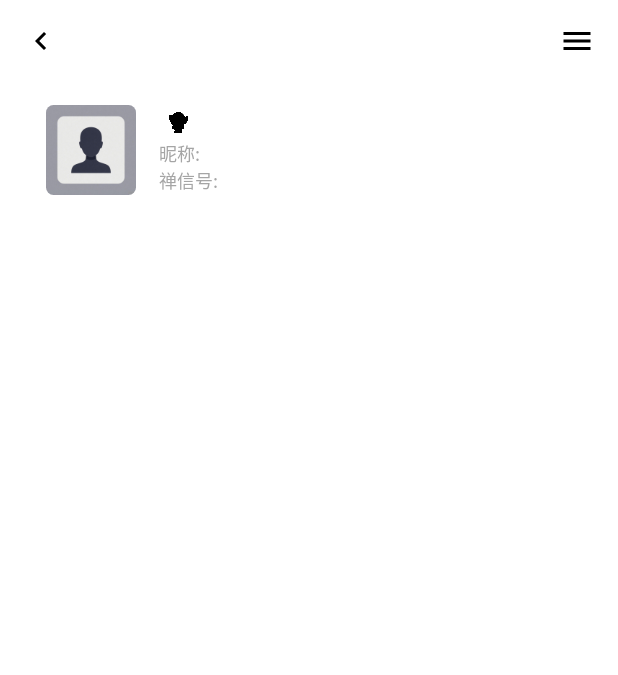
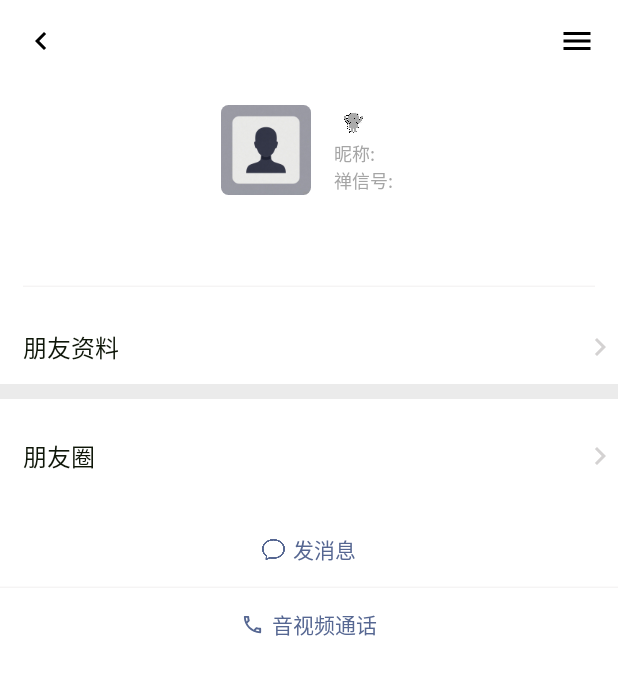
Before and after one commit to ljp-lachouchou/chan_xin_android, an Android app built with Jetpack Compose: the composable MainFriendInfoScreen shown on its own in the app's theme, on a phone screen of 412 x 824 dp. Shown: the top 675 px of the screen. Run offline under Robolectric (Android 15) with nearby library versions, the phone set to English and light mode, and no system bars; our stand-ins replace Dagger/Hilt's generated code, Room's generated code, paging; libraries missing offline, so code that uses them is left out: androidx.paging.compose, com.jakewharton.retrofit2, kotlin.coroutines, okhttp3.internal.wait; pictures from the network do not load; 9 statements that could not run were skipped.

Commit message:
完成朋友详情信息页面ui

```diff
--- a/app/src/main/java/com/software/jetpack/compose/chan_xin_android/ui/fragment/FriendScreen.kt
+++ b/app/src/main/java/com/software/jetpack/compose/chan_xin_android/ui/fragment/FriendScreen.kt
@@ -16,6 +16,7 @@ import androidx.compose.animation.core.updateTransition
 import androidx.compose.animation.expandVertically
 import androidx.compose.animation.shrinkVertically
 import androidx.compose.foundation.ExperimentalFoundationApi
+import androidx.compose.foundation.Image
 import androidx.compose.foundation.background
 import androidx.compose.foundation.clickable
 import androidx.compose.foundation.gestures.detectTapGestures
@@ -59,6 +60,7 @@ import androidx.compose.material.icons.automirrored.filled.KeyboardArrowLeft
 import androidx.compose.material.icons.filled.Close
 import androidx.compose.material.icons.filled.Menu
 import androidx.compose.material.icons.filled.Search
+import androidx.compose.material.icons.outlined.Call
 import androidx.compose.material.rememberModalBottomSheetState
 import androidx.compose.material3.HorizontalDivider
 import androidx.compose.material3.RadioButton
@@ -626,11 +628,13 @@ fun MainFriendInfoScreen(navController: NavHostController,svm:SocialViewModel =
         Scaffold(topBar = {
             TopBarWithBack(navController, action = { Icon(Icons.Filled.Menu,contentDescription = null, tint = Color.Black) })
         }) {
-            Box(modifier = Modifier
+            BaseBox(modifier = Modifier
                 .fillMaxSize()
-                .padding(DefaultUserPadding)) {
-                Column(modifier = Modifier.fillMaxWidth()) {
-                    Row(modifier = Modifier.padding(horizontal = DefaultUserPadding)) {
+                ) {
+                Column(modifier = Modifier.fillMaxWidth(), horizontalAlignment = Alignment.CenterHorizontally) {
+                    Row(modifier = Modifier
+                        .padding(DefaultUserPadding)
+                        .padding(horizontal = DefaultUserPadding)) {
                         AsyncImage(
                             model = ImageRequest.Builder(AppGlobal.getAppContext())
                                 .data(friend.displayAvatar).build(),
@@ -639,7 +643,10 @@ fun MainFriendInfoScreen(navController: NavHostController,svm:SocialViewModel =
                                 .size(60.dp)
                                 .clip(
                                     RoundedCornerShape(5.dp)
-                                ).clickable(indication = null, interactionSource = remember { MutableInteractionSource() }) {
+                                )
+                                .clickable(
+                                    indication = null,
+                                    interactionSource = remember { MutableInteractionSource() }) {
                                     isSelected = true
                                 },
                             contentScale = ContentScale.Crop
@@ -647,13 +654,70 @@ fun MainFriendInfoScreen(navController: NavHostController,svm:SocialViewModel =
                         Spacer(modifier = Modifier.width(15.dp))
                         Column {
                             Row(verticalAlignment = Alignment.CenterVertically) {
-                                BaseText(friend.friendStatus.remark?:"", fontWeight = FontWeight.Bold, fontSize = 20.sp)
+                                Wrapper {
+                                    BaseText(friend.friendStatus.remark?:"", fontWeight = FontWeight.Bold, fontSize = 20.sp)
+                                }
                                 Spacer(modifier = Modifier.width(5.dp))
-                                Icon(painterResource(sexPainter),contentDescription = null, modifier = Modifier.size(15.dp))
+                                Wrapper {
+                                    Image(painterResource(sexPainter),contentDescription = null, modifier = Modifier.size(15.dp))
+                                }
                             }
                             BaseText("昵称: ${friend.nickname}", color = PlaceholderColor, fontSize = 12.sp)
                             BaseText("禅信号: ${friend.userId}", color = PlaceholderColor, fontSize = 12.sp)
                         }
+                    }
+                    Spacer(modifier = Modifier.height(DefaultUserPadding*2))
+                    HorizontalDivider(modifier = Modifier
+                        .fillMaxWidth()
+                        .padding(DefaultUserPadding), thickness = 0.3.dp, color = DividerColor)
+                   UserInfoScreenItem("朋友资料", onClick = {
+                       //todo:朋友资料详情
+                   })
+                    Spacer(modifier = Modifier
+                        .fillMaxWidth()
+                        .height(10.dp)
+                        .background(color = SurfaceColor))
+                    UserInfoScreenItem("朋友圈", onClick = {
+                        //进入个人朋友圈
+                    }, heightDp = DefaultUserScreenItemDp*1.5f)
+                    Row(verticalAlignment = Alignment.CenterVertically, modifier = Modifier
+                        .height(
+                            DefaultUserScreenItemDp
+                        )
+                        .clickable(
+                            interactionSource = remember { MutableInteractionSource() },
+                            indication = null
+                        ) { }) {
+                        Icon(
+                            painterResource(R.drawable.chan_xin),
+                            contentDescription = null,
+                            tint = LittleTextColor,
+                            modifier = Modifier.size(15.dp)
+                        )
+                        Spacer(modifier = Modifier.width(5.dp))
+                        BaseText("发消息", color = LittleTextColor)
+                    }
+                    HorizontalDivider(
+                        modifier = Modifier.fillMaxWidth(),
+                        thickness = 0.3.dp,
+                        color = DividerColor
+                    )
+                    Row(verticalAlignment = Alignment.CenterVertically, modifier = Modifier
+                        .height(
+                            DefaultUserScreenItemDp
+                        )
+                        .clickable(
+                            interactionSource = remember { MutableInteractionSource() },
+                            indication = null
+                        ) { }) {
+                        Icon(
+                            Icons.Outlined.Call,
+                            contentDescription = null,
+                            tint = LittleTextColor,
+                            modifier = Modifier.size(15.dp)
+                        )
+                        Spacer(modifier = Modifier.width(5.dp))
+                        BaseText("音视频通话", color = LittleTextColor)
                     }
                 }
             }
--- a/app/src/main/java/com/software/jetpack/compose/chan_xin_android/ui/fragment/UserScreen.kt
+++ b/app/src/main/java/com/software/jetpack/compose/chan_xin_android/ui/fragment/UserScreen.kt
@@ -428,7 +428,13 @@ fun InfoMainScreen(navController:NavHostController,user:User,thisNavController:N
                 .padding(padding)
                 .background(Color.Gray.copy(0.3f))) {
                 Column(modifier = Modifier.background(Color.White)){
-                    UserInfoScreenItem(label = "头像", onClick = {thisNavController.switchTab("avatar")})
+                    UserInfoScreenItem(label = "头像", onClick = {thisNavController.switchTab("avatar")}) {
+                        AsyncImage(model = ImageRequest.Builder(context = LocalContext.current).data(if (user.avatar == "") R.drawable.default_avatar else user.avatar).build(),contentDescription = null, modifier = Modifier
+                            .size(30.dp)
+                            .clip(
+                                RoundedCornerShape(DefaultRoundCircleShapeDp / 2)
+                            ), contentScale = ContentScale.Crop)
+                    }
                     UserInfoScreenItem(label = "昵称", onClick = {
                         thisNavController.switchTab("nickname")
                     }) {
@@ -457,16 +463,6 @@ fun InfoMainScreen(navController:NavHostController,user:User,thisNavController:N
                         BaseText(user.id)
                     }
                 }
-
-                AsyncImage(model = ImageRequest.Builder(context = LocalContext.current).data(if (user.avatar == "") R.drawable.default_avatar else user.avatar).build(),contentDescription = null, modifier = Modifier
-                    .size(30.dp)
-                    .align(
-                        Alignment.TopEnd
-                    )
-                    .offset(width * -0.043f, height * 0.007f)
-                    .clip(
-                        RoundedCornerShape(DefaultRoundCircleShapeDp / 2)
-                    ), contentScale = ContentScale.Crop,)
 
             }
         }
@@ -616,7 +612,7 @@ fun UserScreenItem(imageVector: ImageVector, label:String,tintColor:Color = Icon
     }
 }
 @Composable
-fun UserInfoScreenItem(label:String,onClick:()->Unit,content:@Composable ()->Unit = {}) {
+fun UserInfoScreenItem(label:String,onClick:()->Unit,heightDp: Dp  = DefaultUserScreenItemDp,content:@Composable ()->Unit = {}) {
     Box(modifier = Modifier
         .background(Color.White)
         .clickable {
@@ -624,8 +620,7 @@ fun UserInfoScreenItem(label:String,onClick:()->Unit,content:@Composable ()->Uni
         }) {
         Row(modifier = Modifier
             .fillMaxWidth()
-            .height(DefaultUserScreenItemDp)
-            .padding(DefaultUserPadding)) {
+            .height(heightDp), verticalAlignment = Alignment.CenterVertically) {
             Spacer(modifier = Modifier.width(DefaultUserPadding))
             BaseText(text = label, fontSize = DefaultFontSize)
             Spacer(modifier = Modifier.weight(1f))
```
Also changed, not shown: app/src/main/assets/oss.txt (+3 -3 lines).
